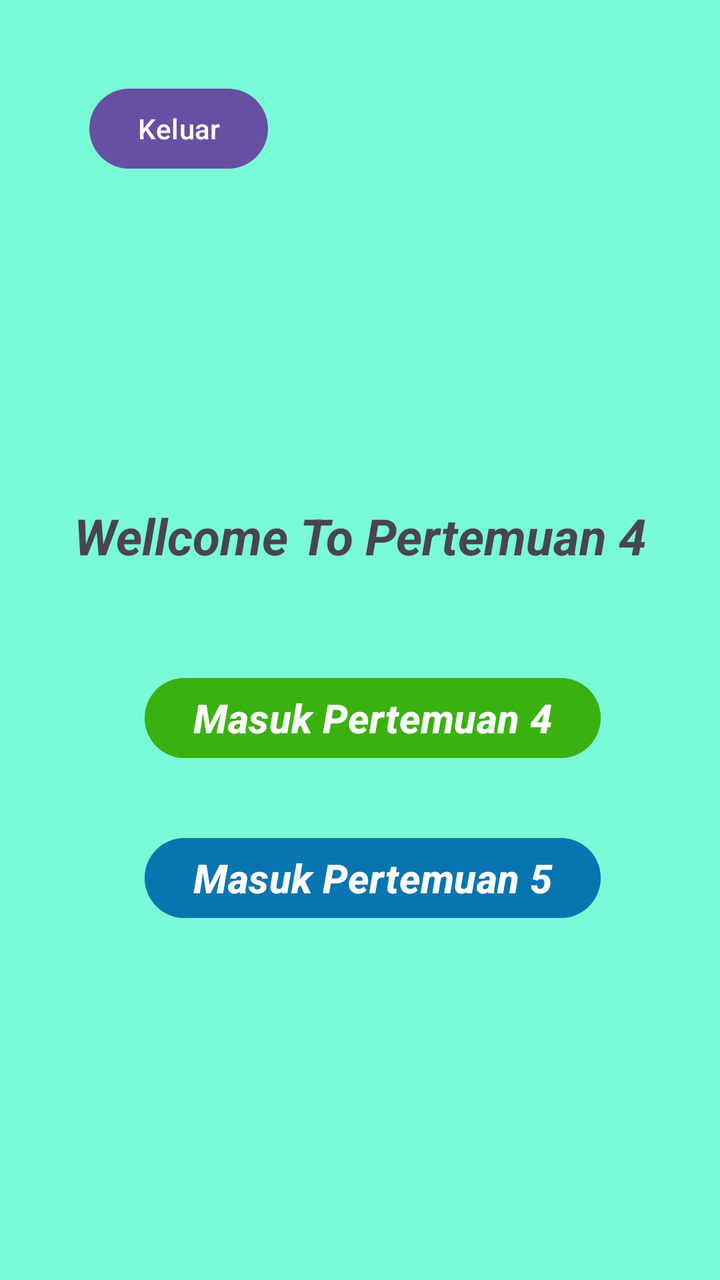
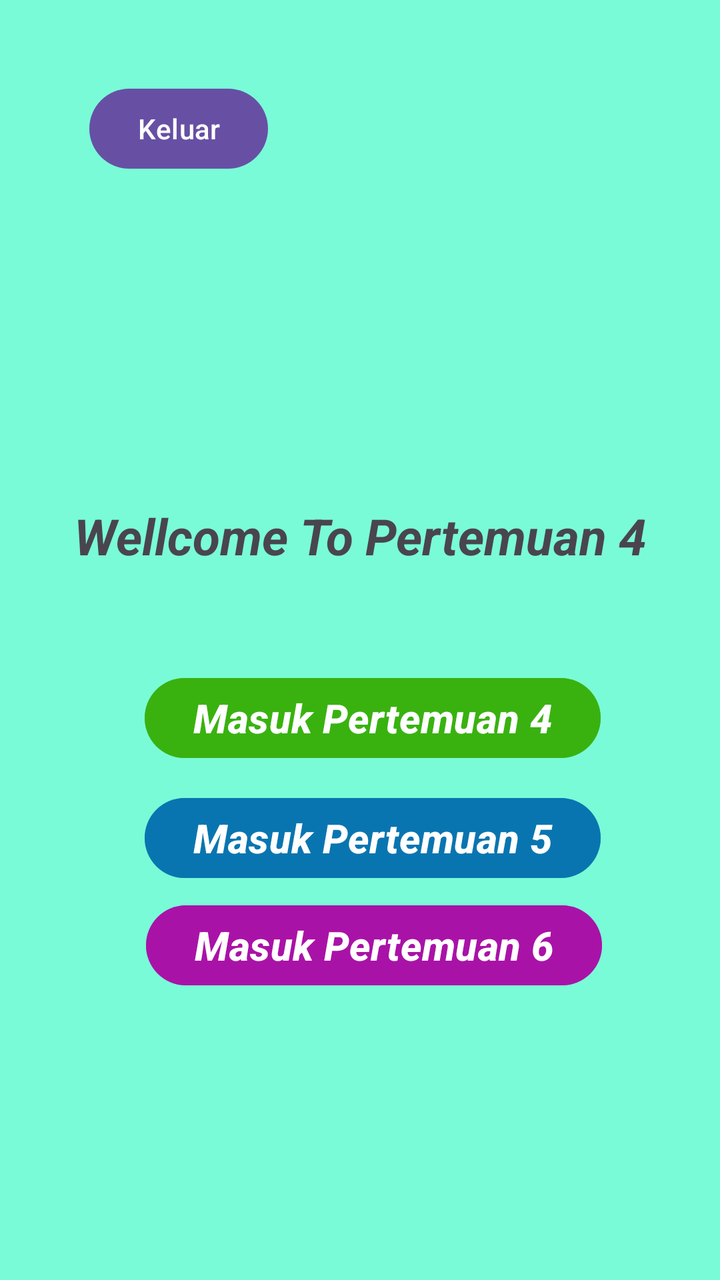

Two renders of the same Android screen: before a commit and after it. Below are the layout's source before the change and the commit's diff.
<!-- AndroidManifest.xml: application theme Theme.Saturnus_Bagas -->
<!-- res/layout/activity_main.xml -->
<?xml version="1.0" encoding="utf-8"?>
<androidx.constraintlayout.widget.ConstraintLayout xmlns:android="http://schemas.android.com/apk/res/android"
    xmlns:app="http://schemas.android.com/apk/res-auto"
    xmlns:tools="http://schemas.android.com/tools"
    android:id="@+id/main"
    android:background="#8400FFB2"
    android:layout_width="match_parent"
    android:layout_height="match_parent"
    tools:context=".MainActivity">

    <TextView
        android:layout_width="wrap_content"
        android:layout_height="wrap_content"
        android:text="Wellcome To Pertemuan 4"
        android:textSize="25dp"
        android:textStyle="bold |italic"
        app:layout_constraintBottom_toBottomOf="parent"
        app:layout_constraintEnd_toEndOf="parent"
        app:layout_constraintStart_toStartOf="parent"
        app:layout_constraintTop_toTopOf="parent"
        app:layout_constraintVertical_bias="0.414" />

    <Button
        android:id="@+id/btnMasuk"
        android:layout_width="wrap_content"
        android:layout_height="wrap_content"
        android:backgroundTint="#BA35AD00"
        android:text="Masuk Pertemuan 4"
        android:textSize="20sp"
        android:textStyle="bold |italic"
        app:layout_constraintBottom_toBottomOf="parent"
        app:layout_constraintEnd_toEndOf="parent"
        app:layout_constraintHorizontal_bias="0.548"
        app:layout_constraintStart_toStartOf="parent"
        app:layout_constraintTop_toTopOf="parent"
        app:layout_constraintVertical_bias="0.566" />

    <Button
        android:id="@+id/btnMasukP5"
        android:layout_width="wrap_content"
        android:layout_height="wrap_content"
        android:backgroundTint="#BA006BAD"
        android:text="Masuk Pertemuan 5"
        android:textSize="20sp"
        android:textStyle="bold |italic"
        app:layout_constraintBottom_toBottomOf="parent"
        app:layout_constraintEnd_toEndOf="parent"
        app:layout_constraintHorizontal_bias="0.548"
        app:layout_constraintStart_toStartOf="parent"
        app:layout_constraintTop_toTopOf="parent"
        app:layout_constraintVertical_bias="0.701" />

    <Button
        android:id="@+id/btnLogout"
        android:layout_width="wrap_content"
        android:layout_height="wrap_content"
        android:text="Keluar"
        app:layout_constraintBottom_toBottomOf="parent"
        app:layout_constraintEnd_toEndOf="parent"
        app:layout_constraintHorizontal_bias="0.165"
        app:layout_constraintStart_toStartOf="parent"
        app:layout_constraintTop_toTopOf="parent"
        app:layout_constraintVertical_bias="0.068" />

</androidx.constraintlayout.widget.ConstraintLayout>
<!-- resources referenced by this layout -->
<resources>
  <style name="Theme.Saturnus_Bagas" parent="Base.Theme.Saturnus_Bagas" />
  <style name="Base.Theme.Saturnus_Bagas" parent="Theme.Material3.DayNight.NoActionBar">
          
          
      </style>
</resources>

<!-- the commit's change to res/layout/activity_main.xml (unified diff, before → after) -->
@@ -45,10 +45,10 @@
         android:textStyle="bold |italic"
         app:layout_constraintBottom_toBottomOf="parent"
         app:layout_constraintEnd_toEndOf="parent"
-        app:layout_constraintHorizontal_bias="0.548"
+        app:layout_constraintHorizontal_bias="0.549"
         app:layout_constraintStart_toStartOf="parent"
         app:layout_constraintTop_toTopOf="parent"
-        app:layout_constraintVertical_bias="0.701" />
+        app:layout_constraintVertical_bias="0.667" />
 
     <Button
         android:id="@+id/btnLogout"
@@ -62,4 +62,19 @@
         app:layout_constraintTop_toTopOf="parent"
         app:layout_constraintVertical_bias="0.068" />
 
+    <Button
+        android:id="@+id/btnMasukP6"
+        android:layout_width="wrap_content"
+        android:layout_height="wrap_content"
+        android:backgroundTint="#BAAD00A4"
+        android:text="Masuk Pertemuan 6"
+        android:textSize="20sp"
+        android:textStyle="bold |italic"
+        app:layout_constraintBottom_toBottomOf="parent"
+        app:layout_constraintEnd_toEndOf="parent"
+        app:layout_constraintHorizontal_bias="0.554"
+        app:layout_constraintStart_toStartOf="parent"
+        app:layout_constraintTop_toTopOf="parent"
+        app:layout_constraintVertical_bias="0.758" />
+
 </androidx.constraintlayout.widget.ConstraintLayout>
